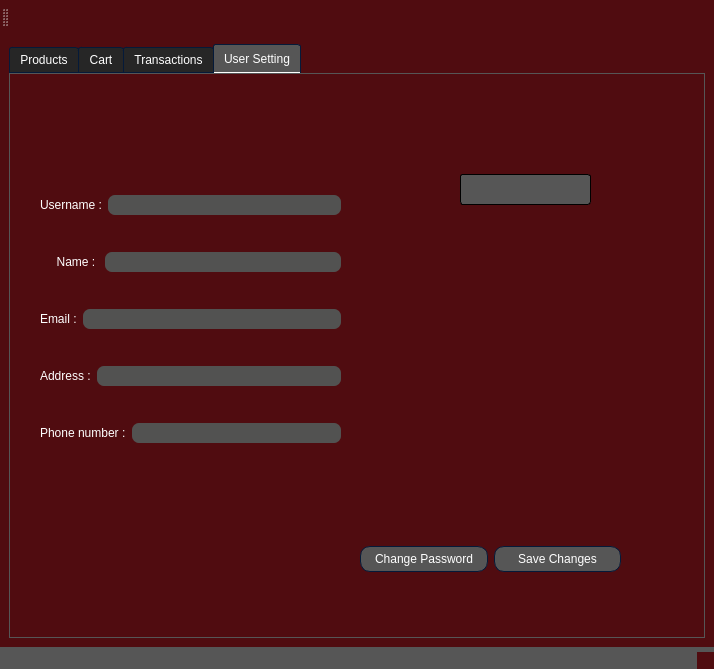
Above: AP/client_ui.ui from AP-projects-4001/Guys before the change. Below: the same form after it.
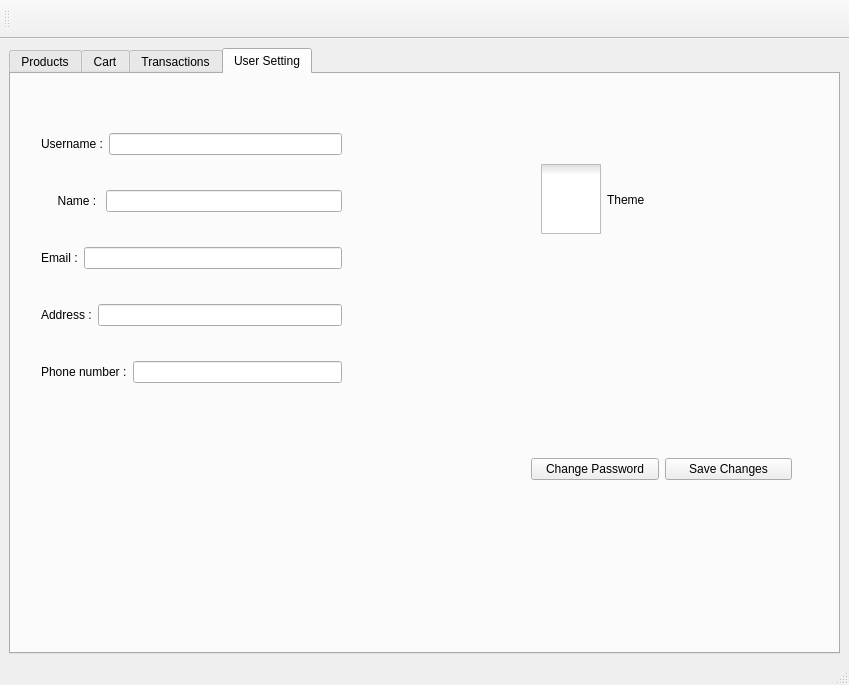
That is the form after the change. The open tabs and pages were chosen to show the change. Icons and pictures are not drawn.

Commit message: Create toggle button for every account for cganginf their theme

```diff
--- a/AP/client_ui.ui
+++ b/AP/client_ui.ui
@@ -6,707 +6,13 @@
    <rect>
     <x>0</x>
     <y>0</y>
-    <width>714</width>
-    <height>669</height>
+    <width>849</width>
+    <height>685</height>
    </rect>
   </property>
   <property name="windowTitle">
    <string>MainWindow</string>
   </property>
-  <property name="styleSheet">
-   <string notr="true">
-QWidget
-{
-	background-color: #500c10;
-	color: #ffffff;
-	border-color: #051a39;
-
-}
-
-
-QLabel
-{
-	background-color: transparent;
-	color: #ffffff;
-
-}
-
-
-QToolTip
-{
-	border : 1px solid #500c10;
-	background-color: #26264f;
-	color: #ffffff;
-	border-color: #051a39;
-
-}
-QPushButton
-{
-	background-color: #565656;
-	color: #ffffff;
-	border-style: solid;
-	border-width: 1px;
-	border-radius: 10px;
-	border-color: #051a39;
-	padding: 5px;
-
-}
-
-
-QPushButton::disabled
-{
-	background-color: #404040;
-	color: #656565;
-	border-color: #051a39;
-
-}
-
-
-QPushButton::hover
-{
-	background-color: #8399ff;
-	color: #ffffff;
-	border-style: solid;
-	border-width: 1px;
-	border-radius: 10px;
-	border-color: #051a39;
-	padding: 5px;
-}
-
-
-QPushButton::pressed
-{
-	background-color: #4969ff;
-	color: #ffffff;
-	border-style: solid;
-	border-width: 1px;
-	border-radius: 10px;
-	border-color: #051a39;
-	padding: 5px;
-}
-QMenuBar
-{
-	height : 10px;
-}
-QComboBox
-{
-    background-color: #565656;
-    border: 1px solid;
-    border-radius: 3px;
-    padding-left: 6px;
-    color: #ffffff;
-    height: 20px;
-
-}
-
-
-QComboBox::disabled
-{
-	background-color: #404040;
-	color: #656565;
-	border-color: #051a39;
-
-}
-
-
-QComboBox:hover
-{
-    background-color: #8399ff;
-}
-
-
-QComboBox:on
-{
-    background-color: #4969ff;
-
-}
-
-
-QComboBox QAbstractItemView
-{
-    background-color: #383838;
-    color: #ffffff;
-    border: 1px solid black;
-    selection-background-color: #4969ff;
-    selection-color: #ffffff;
-    outline: 0;
-
-}
-
-QComboBox::drop-down
-{
-    subcontrol-origin: padding;
-    subcontrol-position: top right;
-    width: 15px;
-    border-left-width: 0px;
-    border-left-color: darkgray;
-    border-left-style: solid; 
-    border-top-right-radius: 3px; 
-    border-bottom-right-radius: 3px;
-
-}
-
-
-QComboBox::down-arrow
-{
-    image: url(://arrow-down.png);
-    width: 8px;
-    height: 8px;
-}
-
-
-QSpinBox
-{
-	background-color: #525251;
-	color: #ffffff;
-	border: 1px solid #051a39;
-	border-radius: 3px;
-	padding : 2px;
-}
-
-QLineEdit
-{
-	background-color: #525251;
-	color: #ffffff;
-	border-width: 1px;
-	border-radius: 7px;
-	border-color: #051a39;
-	padding: 2px;
-
-}
-
-QLineEdit::disabled
-{
-	background-color: #404040;
-	color: #656565;
-	border-width: 1px;
-	border-radius: 7px;
-	border-color: #051a39;
-	padding: 2px;
-
-}
-QPlainTextEdit
-{
-	background-color: #525251;
-	color: #ffffff;
-	border-width: 1px;
-	border-radius: 7px;
-	border-color: #051a39;
-	padding: 2px;
-
-}
-
-QPlainTextEdit::disabled
-{
-	background-color: #404040;
-	color: #656565;
-	border-width: 1px;
-	border-radius: 7px;
-	border-color: #051a39;
-	padding: 2px;
-
-}
-
-QTextEdit
-{
-	background-color: #ffffff;
-	color: #010201;
-	border-color: #051a39;
-
-}
-
-
-QTextEdit::disabled
-{
-	background-color: #404040;
-	color: #656565;
-	border-color: #051a39;
-
-}
-
-QCheckBox::indicator
-{
-    color: #b1b1b1;
-    background-color: #323232;
-    border: 1px solid #b1b1b1;
-    width: 12px;
-    height: 12px;
-
-}
-
-
-QCheckBox::indicator:checked
-{
-    image:url(://checkbox.png);
-    border: 1px solid #565656;
-
-}
-
-
-QCheckBox::disabled
-{
-	color: #656565;
-
-}
-
-
-QCheckBox::indicator:disabled
-{
-	background-color: #656565;
-	color: #656565;
-    border: 1px solid #656565;
-
-}
-
-
-QRadioButton::indicator::unchecked
-{ 
-	border: 2px inset gray; 
-	border-radius: 5px; 
-	background-color:  #fff;
-	width: 9px; 
-	height: 9px; 
-
-}
-
-
-QRadioButton::indicator::unchecked:hover
-{ 
-	border: 2px solid #565656; 
-	border-radius: 5px; 
-	background-color:  #fff;
-	width: 9px; 
-	height: 9px; 
-
-}
-
-
-QRadioButton::indicator::checked
-{ 
-	border: 2px inset darkgray; 
-	border-radius: 5px; 
-	background-color: #4969ff; 
-	width: 9px; 
-	height: 9px; 
-
-}
-
-
-QRadioButton::disabled
-{
-	color: #656565;
-
-}
-
-
-QRadioButton::indicator:disabled
-{
-	background-color: #656565;
-	color: #656565;
-    border: 2px solid #656565;
-
-}
-
-
-QTableView
-{
-    background-color: #242526;
-    border: 1px solid #32414B;
-    color: #f0f0f0;
-    gridline-color: #8faaff;
-    outline : 0;
-
-}
-
-
-QTableView::disabled
-{
-    background-color: #242526;
-    border: 1px solid #32414B;
-    color: #656565;
-    gridline-color: #656565;
-    outline : 0;
-
-}
-
-
-QTableView::item:hover 
-{
-    background-color: #26264f;
-    color: #f0f0f0;
-
-}
-
-
-QTableView::item:selected 
-{
-    background-color: #1a1b1c;
-    border: 2px solid #4969ff;
-    color: #F0F0F0;
-
-}
-
-
-QTableView::item:selected:disabled
-{
-    background-color: #1a1b1c;
-    border: 2px solid #525251;
-    color: #656565;
-
-}
-
-
-QTableCornerButton::section
-{
-    background-color: #505050;
-    color: #fff;
-
-}
-
-
-QHeaderView::section
-{
-    background-color: #525251;
-    color: #fff;
-    text-align: left;
-	padding: 4px;
-	
-}
-
-
-QHeaderView::section:disabled
-{
-    background-color: #525251;
-    color: #656565;
-
-}
-
-
-
-
-
-
-QHeaderView::section::vertical::first,
-QHeaderView::section::vertical::only-one
-{
-    border-top: 1px solid #353635;
-
-}
-
-
-QHeaderView::section::vertical
-{
-    border-top: 1px solid #353635;
-
-}
-
-
-QHeaderView::section::horizontal::first,
-QHeaderView::section::horizontal::only-one
-{
-    border-left: 1px solid #353635;
-
-}
-
-
-QHeaderView::section::horizontal
-{
-    border-left: 1px solid #353635;
-
-}
-
-
-QTabBar::tab
-{
-	background-color: #262626;
-	color: #ffffff;
-	border-style: solid;
-	border-width: 1px;
-	border-top-left-radius: 3px;
-	border-top-right-radius: 3px;
-	border-color: #051a39;
-	padding: 5px;
-
-}
-
-
-QTabBar::tab:disabled
-{
-	background-color: #656565;
-	color: #656565;
-}
-
-
-QTabWidget::pane 
-{
-	background-color: #262626;
-	color: #ffffff;
-    border: 1px solid;
-    border-color: #565656;
-
-}
-
-
-QTabBar::tab:selected
-{
-    background-color: #565656;
-	color: #ffffff;
-	border-style: solid;
-	border-width: 1px;
-	border-top-left-radius: 3px;
-	border-top-right-radius: 3px;
-	border-color: #051a39;
-	padding: 5px;
-
-}
-
-
-QTabBar::tab:selected:disabled
-{
-	background-color: #404040;
-	color: #656565;
-
-}
-
-
-QTabBar::tab:!selected 
-{
-    background-color: #262626;
-
-}
-
-
-QTabBar::tab:!selected:hover 
-{
-    background-color: #8399ff;
-
-}
-
-
-QTabBar::tab:top:!selected 
-{
-    margin-top: 3px;
-
-}
-
-
-QTabBar::tab:bottom:!selected 
-{
-    margin-bottom: 3px;
-
-}
-
-
-QTabBar::tab:top, QTabBar::tab:bottom 
-{
-    min-width: 8ex;
-    margin-right: -1px;
-    padding: 5px 10px 5px 10px;
-
-}
-
-
-QTabBar::tab:top:selected 
-{
-    border-bottom-color: none;
-
-}
-
-
-QTabBar::tab:bottom:selected 
-{
-    border-top-color: none;
-
-}
-
-
-QTabBar::tab:top:last, QTabBar::tab:bottom:last,
-QTabBar::tab:top:only-one, QTabBar::tab:bottom:only-one 
-{
-    margin-right: 0;
-
-}
-
-
-QTabBar::tab:left:!selected 
-{
-    margin-right: 3px;
-
-}
-
-
-QTabBar::tab:right:!selected
-{
-    margin-left: 3px;
-
-}
-
-
-QTabBar::tab:left, QTabBar::tab:right 
-{
-    min-height: 8ex;
-    margin-bottom: -1px;
-    padding: 10px 5px 10px 5px;
-
-}
-
-
-QTabBar::tab:left:selected 
-{
-    border-left-color: none;
-
-}
-
-
-QTabBar::tab:right:selected 
-{
-    border-right-color: none;
-
-}
-
-
-QTabBar::tab:left:last, QTabBar::tab:right:last,
-QTabBar::tab:left:only-one, QTabBar::tab:right:only-one 
-{
-    margin-bottom: 0;
-
-}
-
-
-QScrollBar:horizontal
-{
-    border: 1px solid #222222;
-    background-color: #3d3d3d;
-    height: 13px;
-    margin: 0px 16px 0 16px;
-
-}
-
-
-QScrollBar::handle:horizontal
-{
-    background: #565656;
-    min-height: 20px;
-
-}
-
-
-QScrollBar::add-line:horizontal
-{
-    border: 1px solid #1b1b19;
-    background-color: #565656;
-    width: 14px;
-    subcontrol-position: right;
-    subcontrol-origin: margin;
-
-}
-
-
-QScrollBar::sub-line:horizontal
-{
-    border: 1px solid #1b1b19;
-    background-color: #565656;
-    width: 14px;
-    subcontrol-position: left;
-    subcontrol-origin: margin;
-
-}
-
-
-QScrollBar::right-arrow:horizontal
-{
-    width: 6px;
-    height: 6px;
-
-}
-
-
-QScrollBar::left-arrow:horizontal
-{
-    width: 6px;
-    height: 6px;
-
-}
-
-
-QScrollBar::add-page:horizontal, QScrollBar::sub-page:horizontal
-{
-    background: none;
-
-}
-
-
-QScrollBar:vertical
-{
-    background-color: #3d3d3d;
-    width: 13px;
-    margin: 16px 0 16px 0;
-    border: 1px solid #222222;
-
-}
-
-
-QScrollBar::handle:vertical
-{
-    background-color: #565656;
-    min-height: 20px;
-
-}
-
-
-QScrollBar::add-line:vertical
-{
-    border: 1px solid #1b1b19;
-    background-color: #565656;
-    height: 14px;
-    subcontrol-position: bottom;
-    subcontrol-origin: margin;
-
-}
-
-
-QScrollBar::sub-line:vertical
-{
-    border: 1px solid #1b1b19;
-    background-color: #565656;
-    height: 14px;
-    subcontrol-position: top;
-    subcontrol-origin: margin;
-
-}
-
-
-QScrollBar::up-arrow:vertical
-{
-    width: 6px;
-    height: 6px;
-
-}
-
-
-QScrollBar::down-arrow:vertical
-{
-    width: 6px;
-    height: 6px;
-
-}
-
-
-QScrollBar::add-page:vertical, QScrollBar::sub-page:vertical
-{
-    background: none;
-
-}
-
-QStatusBar
-{
-	background-color: #565656;
-	color: #ffffff;
-	border-color: #051a39;
-
-}
-</string>
-  </property>
   <widget class="QWidget" name="centralwidget">
    <property name="maximumSize">
     <size>
@@ -1206,8 +512,8 @@
        <widget class="QWidget" name="layoutWidget">
         <property name="geometry">
          <rect>
-          <x>350</x>
-          <y>460</y>
+          <x>520</x>
+          <y>370</y>
           <width>261</width>
           <height>51</height>
          </rect>
@@ -1233,7 +539,7 @@
         <property name="geometry">
          <rect>
           <x>30</x>
-          <y>90</y>
+          <y>30</y>
           <width>301</width>
           <height>311</height>
          </rect>
@@ -1315,14 +621,69 @@
          </item>
         </layout>
        </widget>
-       <widget class="QComboBox" name="comboBox_2">
+       <widget class="QCheckBox" name="checkBox_theme">
+        <property name="enabled">
+         <bool>true</bool>
+        </property>
         <property name="geometry">
          <rect>
-          <x>450</x>
-          <y>100</y>
-          <width>131</width>
-          <height>31</height>
+          <x>530</x>
+          <y>90</y>
+          <width>161</width>
+          <height>71</height>
          </rect>
+        </property>
+        <property name="styleSheet">
+         <string notr="true">QCheckBox::indicator
+{
+    width: 60px;
+    height: 70px;
+}
+
+QCheckBox::indicator:unchecked
+{
+    image: url(&quot;:/included_images/dark_mode.png&quot;);
+	border: none;
+	background-color: none;
+}
+
+QCheckBox::indicator:checked
+{
+    image: url(&quot;:/included_images/light_mode.png&quot;);
+	border: none;
+	background-color: none;
+}</string>
+        </property>
+        <property name="text">
+         <string>Theme</string>
+        </property>
+        <property name="checked">
+         <bool>false</bool>
+        </property>
+       </widget>
+       <widget class="QLabel" name="confirm_gif">
+        <property name="geometry">
+         <rect>
+          <x>520</x>
+          <y>200</y>
+          <width>121</width>
+          <height>121</height>
+         </rect>
+        </property>
+        <property name="minimumSize">
+         <size>
+          <width>121</width>
+          <height>121</height>
+         </size>
+        </property>
+        <property name="maximumSize">
+         <size>
+          <width>121</width>
+          <height>121</height>
+         </size>
+        </property>
+        <property name="text">
+         <string/>
         </property>
        </widget>
       </widget>
```
Left out of the diff: 9 changed lines with no effect on the pictures. The commit also changes 11 other files.
